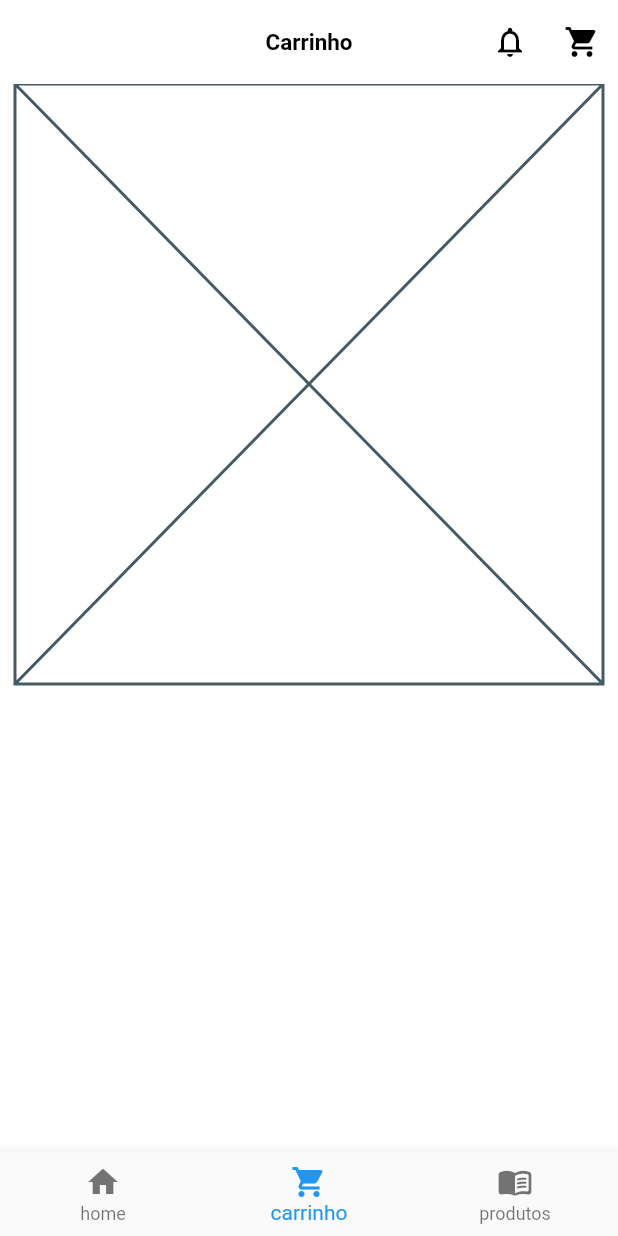
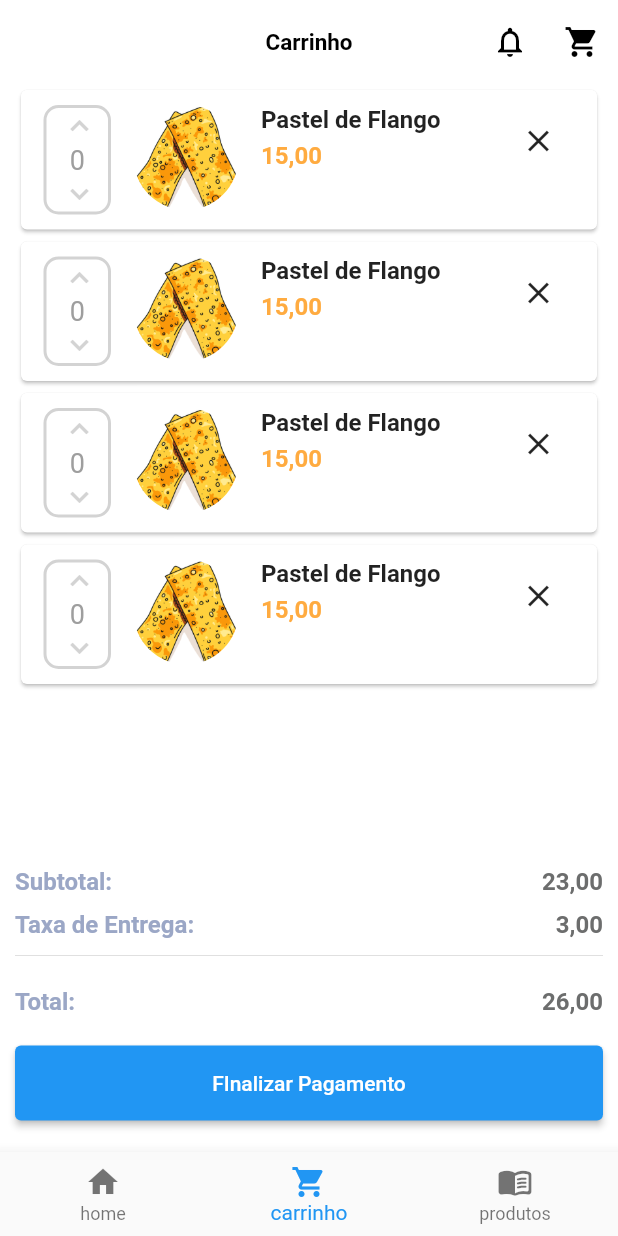
Before and after one commit to Israel-Oliveira/aula-templates, a Flutter app: the screen it shows after launch, item 2 of the bottom bar chosen, on a phone screen of 412 x 824 dp. Run offline on Flutter 3.47's test engine with Material 2 defaults, Android fonts, the phone set to English and light mode, and no system bars.

Commit message:
finalizando carrinho

```diff
--- a/App/lib/src/Components/cardCarrinho.dart
+++ b/App/lib/src/Components/cardCarrinho.dart
@@ -10,6 +10,97 @@ class CardCarrinho extends StatefulWidget {
 class _CardCarrinhoState extends State<CardCarrinho> {
   @override
   Widget build(BuildContext context) {
-    return const Placeholder();
+    return Card(
+      child: Padding(
+        padding: EdgeInsets.symmetric(horizontal: 15.0, vertical: 10.0),
+        child: Row(
+          mainAxisSize: MainAxisSize.max,
+          crossAxisAlignment: CrossAxisAlignment.start,
+          children: [
+            Container(
+              decoration: BoxDecoration(
+                  border: Border.all(color: Color(0xFFD3D3D3), width: 2),
+                  borderRadius: BorderRadius.circular(10.0)),
+              width: 45,
+              height: 73,
+              child: Padding(
+                padding: EdgeInsets.symmetric(horizontal: 10),
+                child: Column(
+                  children: [
+                    InkWell(
+                      onTap: () {},
+                      child: Icon(
+                        Icons.keyboard_arrow_up,
+                        color: Color(0xFFD3D3D3),
+                      ),
+                    ),
+                    Text(
+                      "0",
+                      style: TextStyle(fontSize: 18, color: Colors.grey),
+                    ),
+                    InkWell(
+                      onTap: () {},
+                      child: Icon(
+                        Icons.keyboard_arrow_down,
+                        color: Color(0xFFD3D3D3),
+                      ),
+                    ),
+                  ],
+                ),
+              ),
+            ),
+            SizedBox(
+              width: 15,
+            ),
+            Container(
+              height: 70,
+              width: 70,
+              decoration: BoxDecoration(
+                image: DecorationImage(
+                    image: AssetImage("assets/images/pastel.png"),
+                    fit: BoxFit.cover),
+                borderRadius: BorderRadius.circular(35),
+                // boxShadow: [
+                //   BoxShadow(
+                //       color: Colors.black,
+                //       blurRadius: 5.0,
+                //       offset: Offset(0, 2)
+                //       )
+                // ]
+              ),
+            ),
+            SizedBox(
+              width: 15,
+            ),
+            Column(
+              mainAxisAlignment: MainAxisAlignment.start,
+              crossAxisAlignment: CrossAxisAlignment.start,
+              children: [
+                Text(
+                  "Pastel de Flango",
+                  style: TextStyle(fontSize: 16, fontWeight: FontWeight.bold),
+                ),
+                SizedBox(
+                  height: 5,
+                ),
+                Text(
+                  "15,00",
+                  style: TextStyle(
+                      fontSize: 16,
+                      color: Colors.orangeAccent,
+                      fontWeight: FontWeight.bold),
+                )
+              ],
+            ),
+            Spacer(),
+            IconButton(onPressed: () {}, icon: Icon(Icons.close))
+          ],
+        ),
+      ),
+    );
   }
 }
+
+/*
+
+*/
--- a/App/lib/src/Pages/carrinho_pages.dart
+++ b/App/lib/src/Pages/carrinho_pages.dart
@@ -19,8 +19,103 @@ class _CarrinhoPageState extends State<CarrinhoPage> {
         scrollDirection: Axis.vertical,
         children: [
           CardCarrinho(),
+          CardCarrinho(),
+          CardCarrinho(),
+          CardCarrinho(),
         ],
       ),
+      bottomNavigationBar: _totalContainer(),
+    );
+  }
+
+  Widget _totalContainer() {
+    return Container(
+      height: 190,
+      padding: EdgeInsets.only(left: 10, right: 10),
+      margin: EdgeInsets.only(top: 30),
+      child: Column(children: [
+        Row(
+          mainAxisSize: MainAxisSize.max,
+          mainAxisAlignment: MainAxisAlignment.spaceBetween,
+          children: [
+            Text(
+              "Subtotal:",
+              style: TextStyle(
+                  color: Color(0xFF9BA7C6),
+                  fontSize: 16,
+                  fontWeight: FontWeight.bold),
+            ),
+            Text(
+              "23,00",
+              style: TextStyle(
+                  color: Color(0xFF6C6D6D),
+                  fontSize: 16,
+                  fontWeight: FontWeight.bold),
+            )
+          ],
+        ),
+        SizedBox(
+          height: 10,
+        ),
+        Row(
+          mainAxisSize: MainAxisSize.max,
+          mainAxisAlignment: MainAxisAlignment.spaceBetween,
+          children: [
+            Text(
+              "Taxa de Entrega:",
+              style: TextStyle(
+                  color: Color(0xFF9BA7C6),
+                  fontSize: 16,
+                  fontWeight: FontWeight.bold),
+            ),
+            Text(
+              "3,00",
+              style: TextStyle(
+                  color: Color(0xFF6C6D6D),
+                  fontSize: 16,
+                  fontWeight: FontWeight.bold),
+            )
+          ],
+        ),
+        SizedBox(
+          height: 10,
+        ),
+        Divider(
+          height: 2,
+        ),
+        SizedBox(
+          height: 20,
+        ),
+        Row(
+          mainAxisSize: MainAxisSize.max,
+          mainAxisAlignment: MainAxisAlignment.spaceBetween,
+          children: [
+            Text(
+              "Total:",
+              style: TextStyle(
+                  color: Color(0xFF9BA7C6),
+                  fontSize: 16,
+                  fontWeight: FontWeight.bold),
+            ),
+            Text(
+              "26,00",
+              style: TextStyle(
+                  color: Color(0xFF6C6D6D),
+                  fontSize: 16,
+                  fontWeight: FontWeight.bold),
+            ),
+          ],
+        ),
+        SizedBox(
+          height: 20,
+        ),
+        ElevatedButton(
+            onPressed: () {},
+            child: Container(
+              height: 50,
+              child: Center(child: Text("FInalizar Pagamento")),
+            ))
+      ]),
     );
   }
 }
```
Also changed, not shown: 1 other file.
